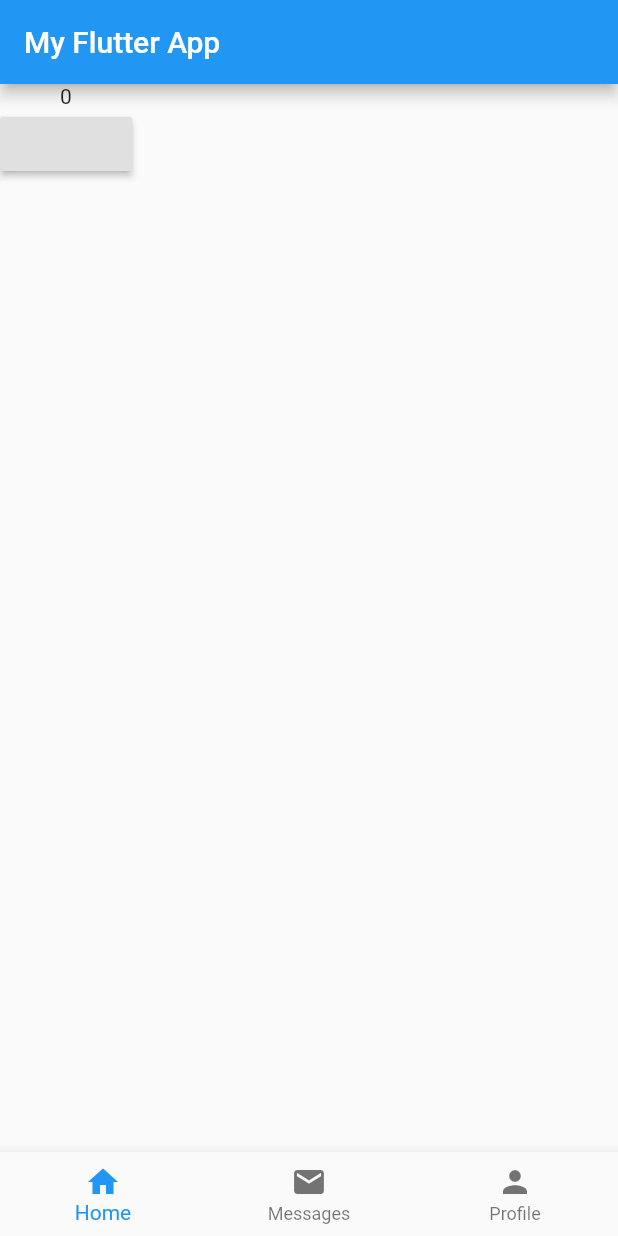
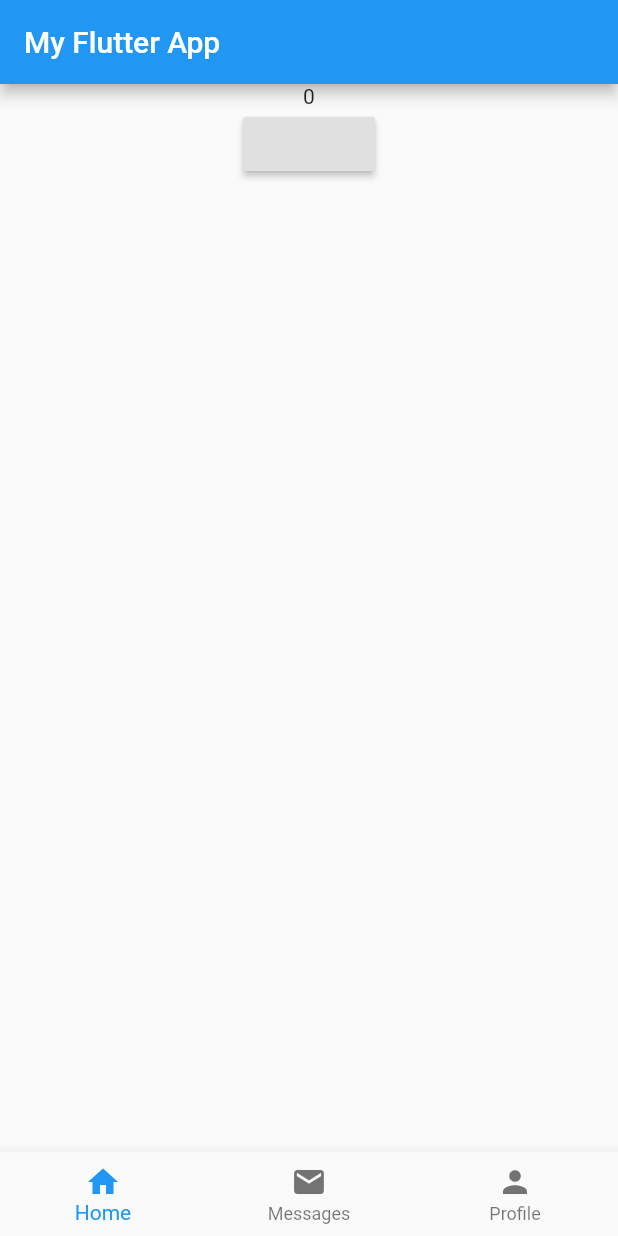
Before and after one commit to bmk5cc/incentivised_recycling, a Flutter app: the screen it shows after launch, on a phone screen of 412 x 824 dp. Run offline on Flutter 3.47's test engine with Material 2 defaults, Android fonts, the phone set to English and light mode, and no system bars.

Commit message:
centered main page

```diff
--- a/lib/home_widget.dart
+++ b/lib/home_widget.dart
@@ -55,7 +55,9 @@ class _HomeState extends State<Home> {
       appBar: AppBar(
         title: Text('My Flutter App'),
       ),
-      body: _children[_currentIndex], // new
+      body: Center(
+          child: _children[_currentIndex]
+      ), // new
       bottomNavigationBar: BottomNavigationBar(
         onTap: onTabTapped, // new
         currentIndex: _currentIndex, // new
```
